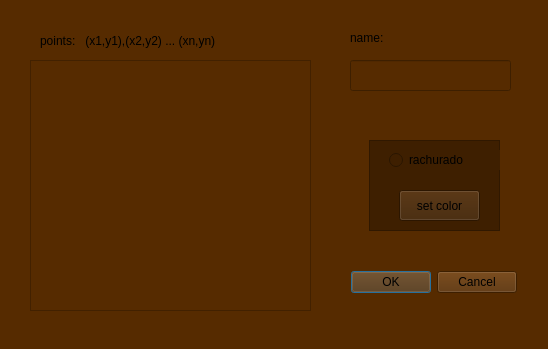
Old version of the form src/view/create_object_view/gui_create_object.ui in the repository victoriavllso/sistema-grafico-interativo.
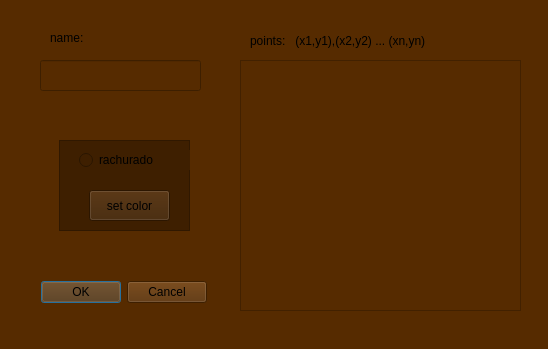
New version of the form.

```diff
--- a/src/view/create_object_view/gui_create_object.ui
+++ b/src/view/create_object_view/gui_create_object.ui
@@ -19,7 +19,7 @@
   <widget class="QLineEdit" name="lineEdit">
    <property name="geometry">
     <rect>
-     <x>350</x>
+     <x>40</x>
      <y>60</y>
      <width>161</width>
      <height>31</height>
@@ -29,7 +29,7 @@
   <widget class="QLabel" name="points_lbl">
    <property name="geometry">
     <rect>
-     <x>40</x>
+     <x>250</x>
      <y>30</y>
      <width>251</width>
      <height>21</height>
@@ -42,7 +42,7 @@
   <widget class="QLabel" name="name_lbl">
    <property name="geometry">
     <rect>
-     <x>350</x>
+     <x>50</x>
      <y>30</y>
      <width>58</width>
      <height>16</height>
@@ -55,7 +55,7 @@
   <widget class="QPlainTextEdit" name="points_ln">
    <property name="geometry">
     <rect>
-     <x>30</x>
+     <x>240</x>
      <y>60</y>
      <width>281</width>
      <height>251</height>
@@ -65,8 +65,8 @@
   <widget class="QDialogButtonBox" name="confirm_create_object">
    <property name="geometry">
     <rect>
-     <x>350</x>
-     <y>270</y>
+     <x>40</x>
+     <y>280</y>
      <width>167</width>
      <height>24</height>
     </rect>
@@ -78,7 +78,7 @@
   <widget class="QFrame" name="frame">
    <property name="geometry">
     <rect>
-     <x>369</x>
+     <x>59</x>
      <y>140</y>
      <width>131</width>
      <height>91</height>
```
Left out of the diff: 2 changed lines with no effect on the pictures.
